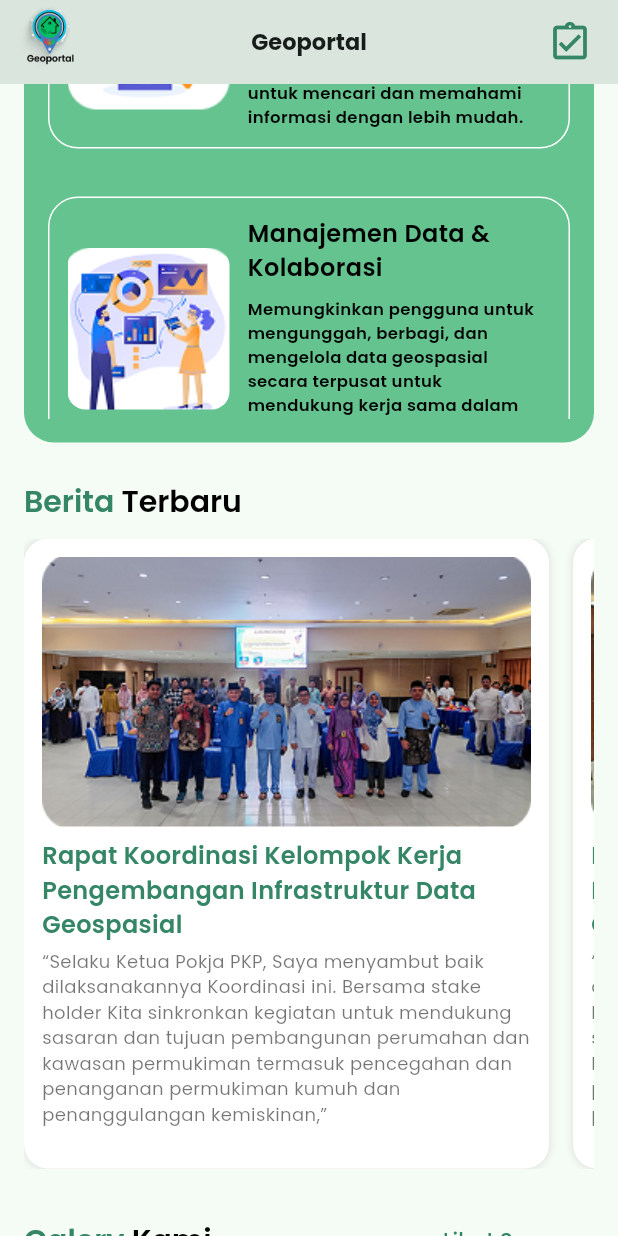
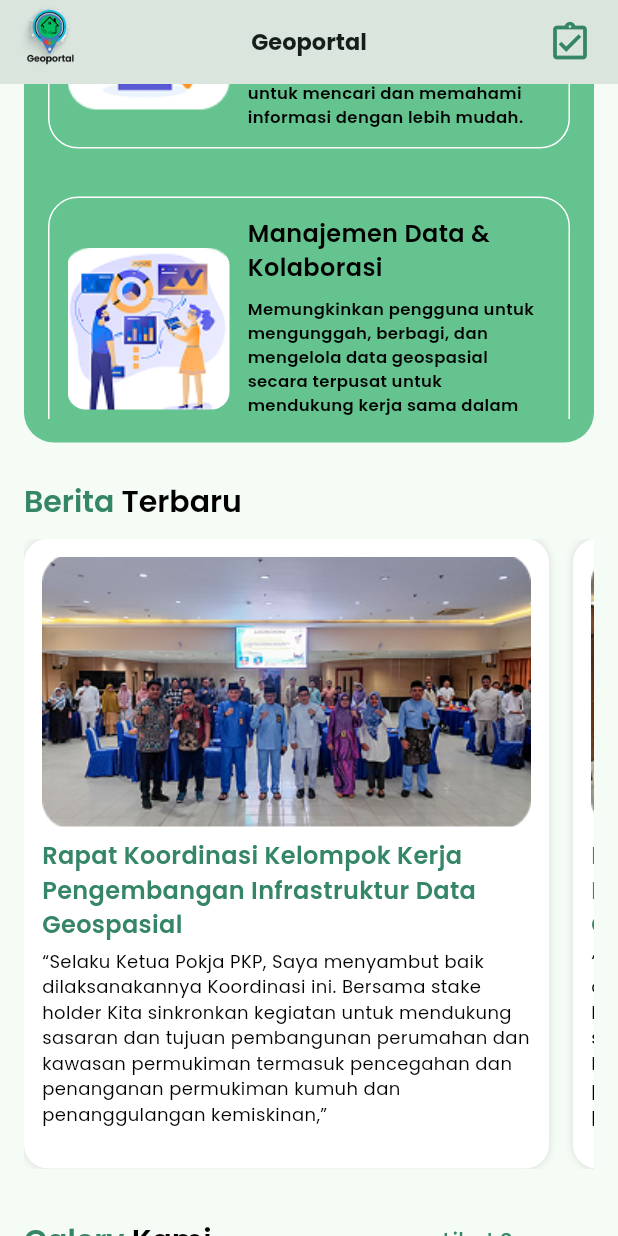
Before and after one commit to fadliaditya06/Geoportal-Mobile, a Flutter app: the BerandaScreen screen opened directly, scrolled down 576 dp, on a phone screen of 412 x 824 dp. Run offline on Flutter 3.47's test engine with Material 3 defaults, Android fonts, the phone set to English and light mode, and no system bars; our stand-ins replace carousel_slider, curved_navigation_bar, google_fonts.

Commit message:
Update Feat: Beranda

```diff
--- a/lib/screens/beranda_screen.dart
+++ b/lib/screens/beranda_screen.dart
@@ -370,7 +370,7 @@ class BerandaScreen extends StatelessWidget {
                         SizedBox(height: 4),
                         Text(
                           '“Selaku Ketua Pokja PKP, Saya menyambut baik dilaksanakannya Koordinasi ini. Bersama stake holder Kita sinkronkan kegiatan untuk mendukung sasaran dan tujuan pembangunan perumahan dan kawasan permukiman termasuk pencegahan dan penanganan permukiman kumuh dan penanggulangan kemiskinan,”',
-                          style: TextStyle(fontSize: 12, color: Colors.black54),
+                          style: TextStyle(fontSize: 12, color: Colors.black),
                           overflow: TextOverflow.ellipsis,
                           maxLines: 7,
                         ),
```
